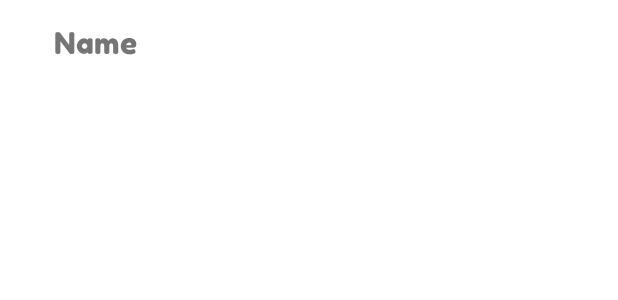
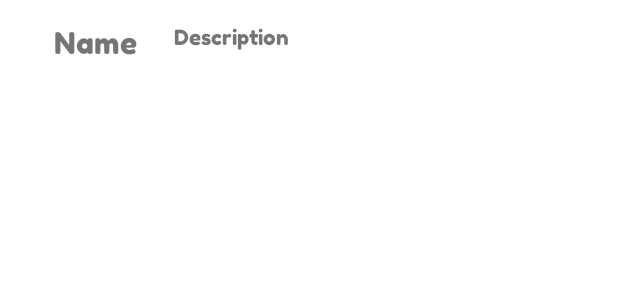
Before and after one commit to edenrosales/TaskManagement, an Android app: the layout each_task.xml on its own in the app's theme, with its tools: preview values and no code run, on a phone screen of 412 x 824 dp. Shown: the top 300 px of the screen. Run offline under Robolectric (Android 15) with nearby library versions, the phone set to English and light mode, and no system bars.

Commit message:
Task Name and Description are added, need to add rest of the details

```diff
--- a/app/src/main/res/layout/each_task.xml
+++ b/app/src/main/res/layout/each_task.xml
@@ -15,4 +15,15 @@
         android:maxLength="50"
         android:singleLine="true"
         />
+
+    <TextView
+        android:id="@+id/task_list_description"
+        android:layout_width="290dp"
+        android:layout_height="33dp"
+        android:layout_marginStart="100dp"
+        android:layout_marginEnd="10dp"
+        android:fontFamily="@font/fredokaone_regular"
+        android:maxLength="100"
+        android:maxLines="2"
+        android:text="Description" />
 </RelativeLayout>
```
Also changed, not shown: app/src/main/java/com/example/taskmanagement/MainActivity.java (+9 -15 lines), app/src/main/java/com/example/taskmanagement/TaskBoxAdapter.java (+9 -1 lines).
